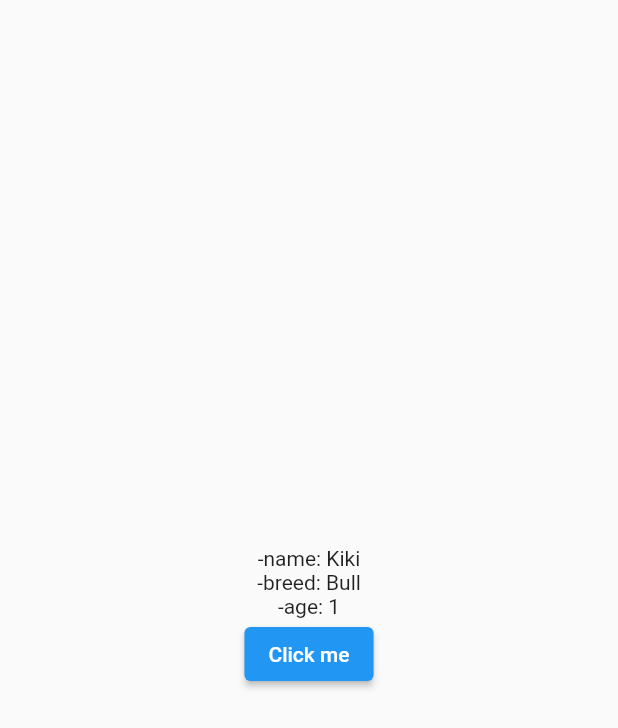
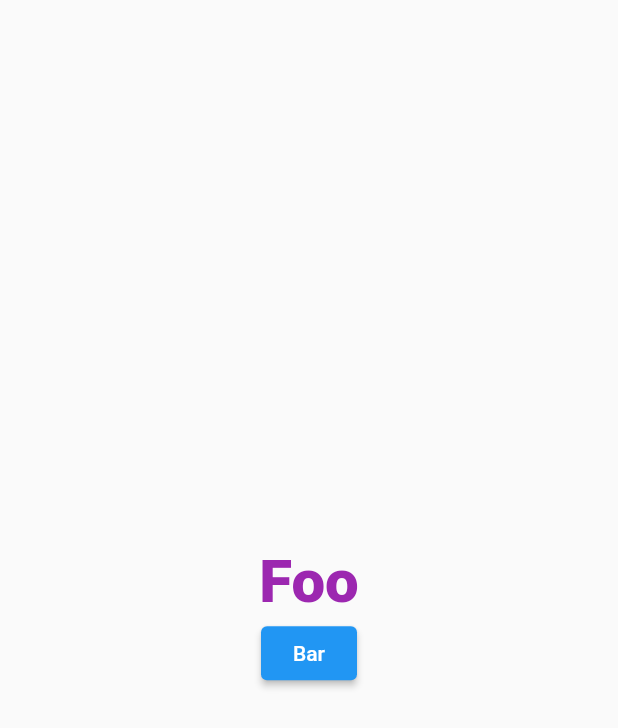
Before and after one commit to sophart/flutter_provider, a Flutter app: the HomePage screen opened directly, on a phone screen of 412 x 824 dp. Shown: the top 728 px of the screen. Run offline on Flutter 3.47's test engine with Material 2 defaults, Android fonts, the phone set to English and light mode, and no system bars.

```diff
--- a/lib/main.dart
+++ b/lib/main.dart
@@ -1,7 +1,7 @@
 import 'package:flutter/material.dart';
 import 'package:provider/provider.dart';
 
-import 'models/dog.dart';
+import 'models/Foo.dart';
 
 void main() => runApp(ProviderDemoApp());
 
@@ -10,12 +10,9 @@ class ProviderDemoApp extends StatelessWidget {
 
   @override
   Widget build(BuildContext context) {
-    return Provider<Dog>(
-      create: (context) => Dog(name: "Kiki", breed: "Bull"),
-      child: MaterialApp(
-        debugShowCheckedModeBanner: false,
-        home: HomePage(),
-      ),
+    return MaterialApp(
+      debugShowCheckedModeBanner: false,
+      home: HomePage(),
     );
   }
 }
@@ -25,46 +22,30 @@ class HomePage extends StatelessWidget {
 
   @override
   Widget build(BuildContext context) {
-    return Scaffold(
-      body: Column(
-        mainAxisAlignment: MainAxisAlignment.center,
-        children: [
-          Text("-name: ${Provider.of<Dog>(context).name}"),
-          BreedAndAge(),
-        ],
+    return ChangeNotifierProvider<Foo>(
+      create: (_) => Foo(),
+      child: Scaffold(
+        body: Center(
+          child: Column(
+            mainAxisAlignment: MainAxisAlignment.center,
+            children: [
+              Text(
+                "${context.watch<Foo>().value}",
+                style: TextStyle(
+                  fontSize: 40.0,
+                  color: Colors.purple,
+                  fontWeight: FontWeight.w900,
+                ),
+              ),
+              ElevatedButton(
+                onPressed: () => context.read<Foo>().switchValue(),
+                child:
+                    Text(context.watch<Foo>().value == 'Foo' ? 'Bar' : 'Foo'),
+              ),
+            ],
+          ),
+        ),
       ),
     );
   }
 }
-
-class BreedAndAge extends StatelessWidget {
-  const BreedAndAge({Key? key}) : super(key: key);
-
-  @override
-  Widget build(BuildContext context) {
-    return Center(
-      child: Column(
-        children: [
-          Text("-breed: ${Provider.of<Dog>(context).breed}"),
-          Age(),
-        ],
-      ),
-    );
-  }
-}
-
-class Age extends StatelessWidget {
-  const Age({Key? key}) : super(key: key);
-
-  @override
-  Widget build(BuildContext context) {
-    return Column(
-      children: [
-        Text("-age: ${Provider.of<Dog>(context).age}"),
-        ElevatedButton(
-            onPressed: () => Provider.of<Dog>(context, listen: false).grow(),
-            child: Text("Click me"))
-      ],
-    );
-  }
-}
--- /dev/null
+++ b/lib/models/Foo.dart
@@ -0,0 +1,11 @@
+import 'package:flutter/material.dart';
+
+class Foo with ChangeNotifier {
+  String value = 'Foo';
+
+  void switchValue() {
+    value = value == 'Foo' ? 'Bar' : 'Foo';
+    print(value);
+    notifyListeners();
+  }
+}
--- a/lib/models/dog.dart
+++ /dev/null
@@ -1,12 +0,0 @@
-class Dog {
-  final String name;
-  int age;
-  final String breed;
-
-  Dog({required this.name, this.age = 1, required this.breed});
-
-  void grow() {
-    age++;
-    print(age);
-  }
-}
```
